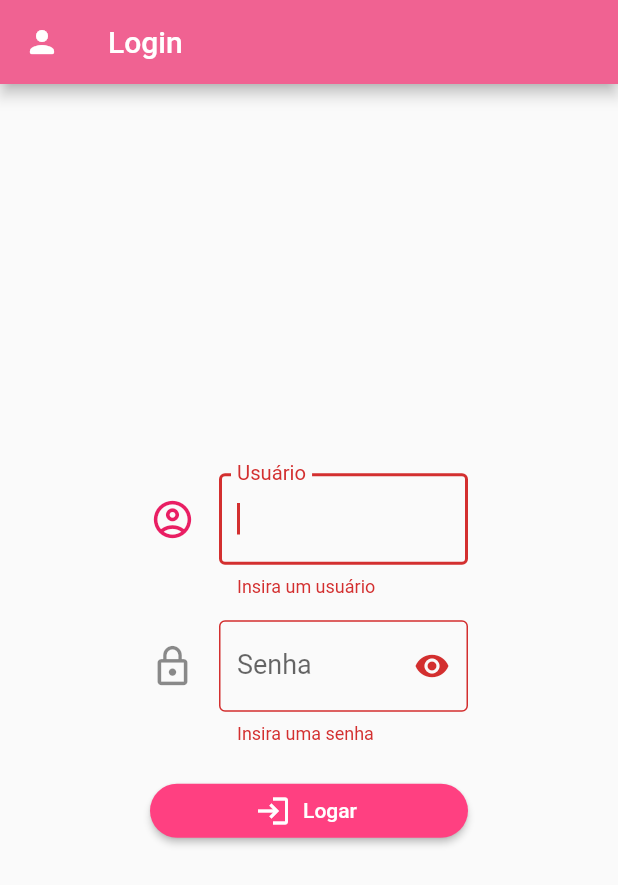
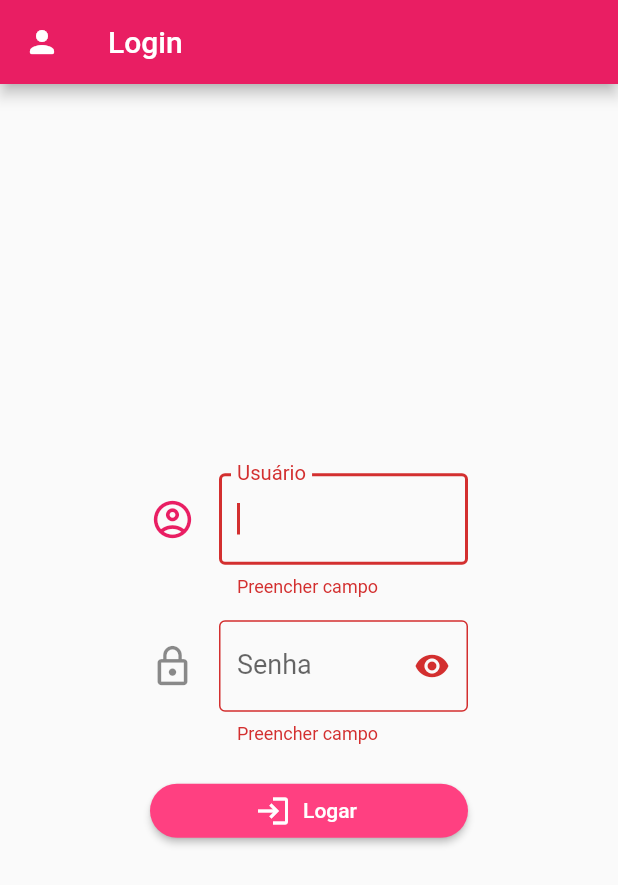
Before and after one commit to annasahu/prova02, a Flutter app: the screen it shows after launch, after a tap on "Logar", on a phone screen of 412 x 824 dp. Shown: the top 885 px of the screen. Run offline on Flutter 3.47's test engine with Material 2 defaults, Android fonts, the phone set to English and light mode, and no system bars; our stand-ins replace form_field_validator, sqflite; accounts and stored records are empty.

Commit message:
página de usuário logado

```diff
--- a/prova02/lib/home_page.dart
+++ b/prova02/lib/home_page.dart
@@ -1,4 +1,6 @@
 import 'package:flutter/material.dart';
+import 'home_page_logado.dart';
+import 'package:form_field_validator/form_field_validator.dart';
 import 'dart:async';
 import 'package:path/path.dart';
 import 'package:sqflite/sqflite.dart';
@@ -23,7 +25,6 @@ class _HomePageState extends State<CustomForm> {
   Widget build(BuildContext context) {
     return Scaffold(
         appBar: AppBar(
-          backgroundColor: Colors.pink.shade300,
           title: Text("Login"),
           leading: Icon(Icons.person_rounded),
         ),
@@ -49,14 +50,14 @@ class _HomePageState extends State<CustomForm> {
                         border: OutlineInputBorder(),
                       ),
                       keyboardType: TextInputType.text,
-                      validator: (validacao) {
-                        if (validacao!.isEmpty)
-                          return "Insira um usuário";
-                        else if (validacao.length <= 3)
-                          return "O nome de usuário precisa ter pelo menos 4 dígitos";
-                        else
-                          return null;
-                      },
+                      validator: MultiValidator([
+                        RequiredValidator(errorText: "Preencher campo"),
+                        MinLengthValidator(4,
+                            errorText:
+                                "O campo necessita de pelo menos 4 dígitos"),
+                        MaxLengthValidator(12,
+                            errorText: "O campo deve ter no máximo 12 dígitos")
+                      ]),
                       onSaved: (validacao) => _usuario = validacao!,
                     ),
 
@@ -85,14 +86,14 @@ class _HomePageState extends State<CustomForm> {
                         border: OutlineInputBorder(),
                       ),
                       keyboardType: TextInputType.text,
-                      validator: (validacao) {
-                        if (validacao!.isEmpty)
-                          return "Insira uma senha";
-                        else if (validacao.length <= 3)
-                          return "A senha precisa ter pelo menos 4 dígitos";
-                        else
-                          return null;
-                      },
+                      validator: MultiValidator([
+                        RequiredValidator(errorText: "Preencher campo"),
+                        MinLengthValidator(4,
+                            errorText:
+                                "O campo necessita de pelo menos 4 dígitos"),
+                        MaxLengthValidator(12,
+                            errorText: "O campo deve ter no máximo 12 dígitos")
+                      ]),
                       onSaved: (validacao) => _senha = validacao!,
                     ),
 
@@ -110,12 +111,16 @@ class _HomePageState extends State<CustomForm> {
                       onPressed: () {
                         if (_formKey.currentState!.validate()) {
                           _formKey.currentState!.save();
-                          print("usuario $_usuario e senha: $_senha");
+                          Navigator.push(
+                              context,
+                              MaterialPageRoute(
+                                  builder: (context) => HomePageUsuario(
+                                        usuario: '$_usuario',
+                                      )));
                         }
                       },
                     ),
                   ],
-                  //)
                 ))));
   }
 }
--- a/prova02/pubspec.yaml
+++ b/prova02/pubspec.yaml
@@ -29,8 +29,9 @@ environment:
 dependencies:
   flutter:
     sdk: flutter
-  sqflite:
-  path:
+  sqflite: ^2.0.0+4
+  path: ^1.8.0
+  form_field_validator: ^1.1.0
 
 
   # The following adds the Cupertino Icons font to your application.
```
Also changed, not shown: prova02/lib/home_page_logado.dart (added, +33 -0 lines), prova02/pubspec.lock.
